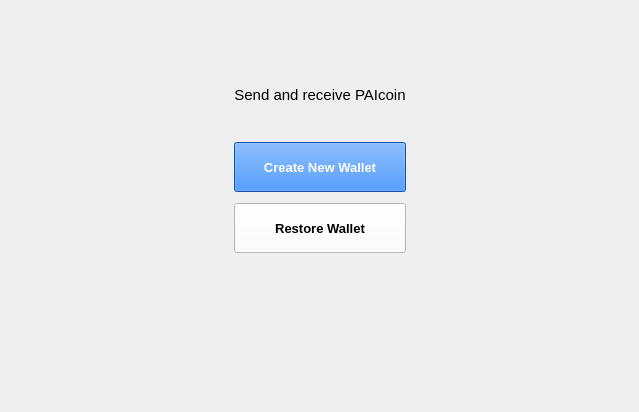
The window that src/qt/forms/walletselectionpage.ui (projectpai/paicoin) describes before a commit, drawn with Qt 5.
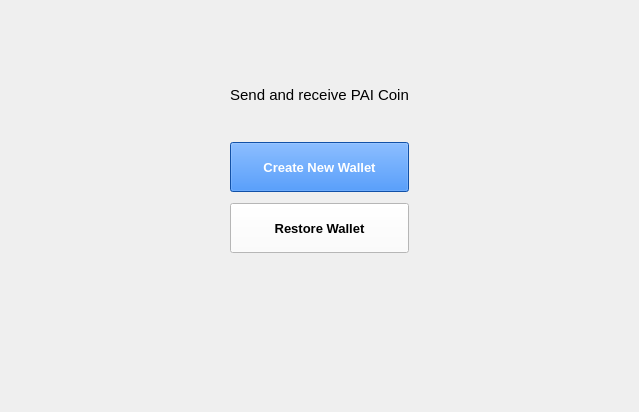
The same window after the commit. Icons and pictures are not drawn.

Commit message: Updated PAI Coin naming.

The edit to the form file:
```diff
--- a/src/qt/forms/walletselectionpage.ui
+++ b/src/qt/forms/walletselectionpage.ui
@@ -133,7 +133,7 @@
         </font>
        </property>
        <property name="text">
-        <string>Send and receive PAIcoin</string>
+        <string>Send and receive PAI Coin</string>
        </property>
        <property name="alignment">
         <set>Qt::AlignHCenter|Qt::AlignTop</set>
```
The commit also changes 21 other files.
